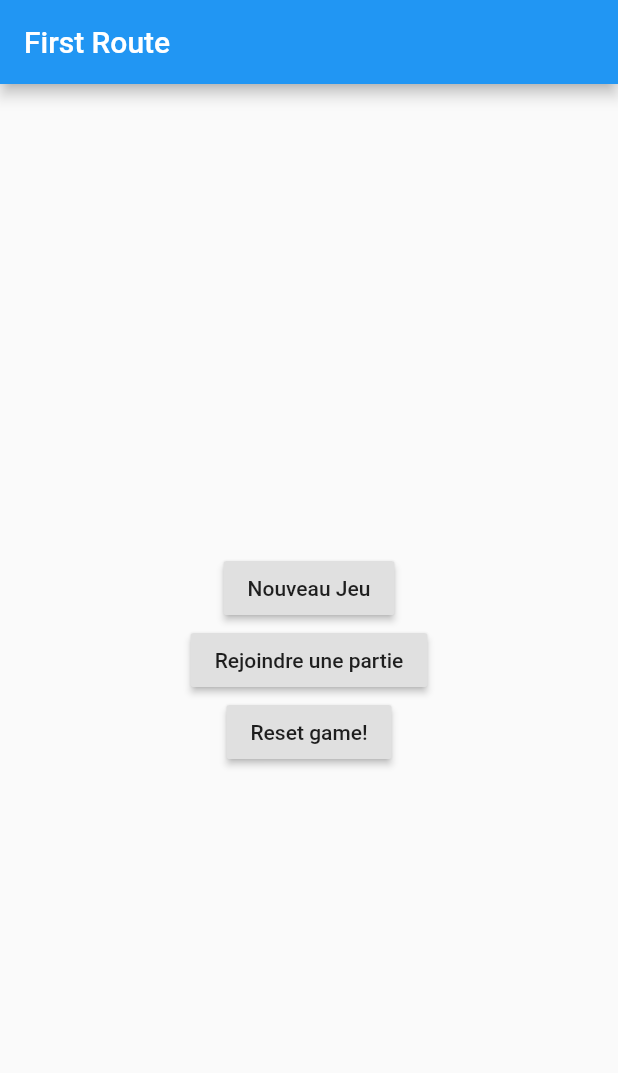
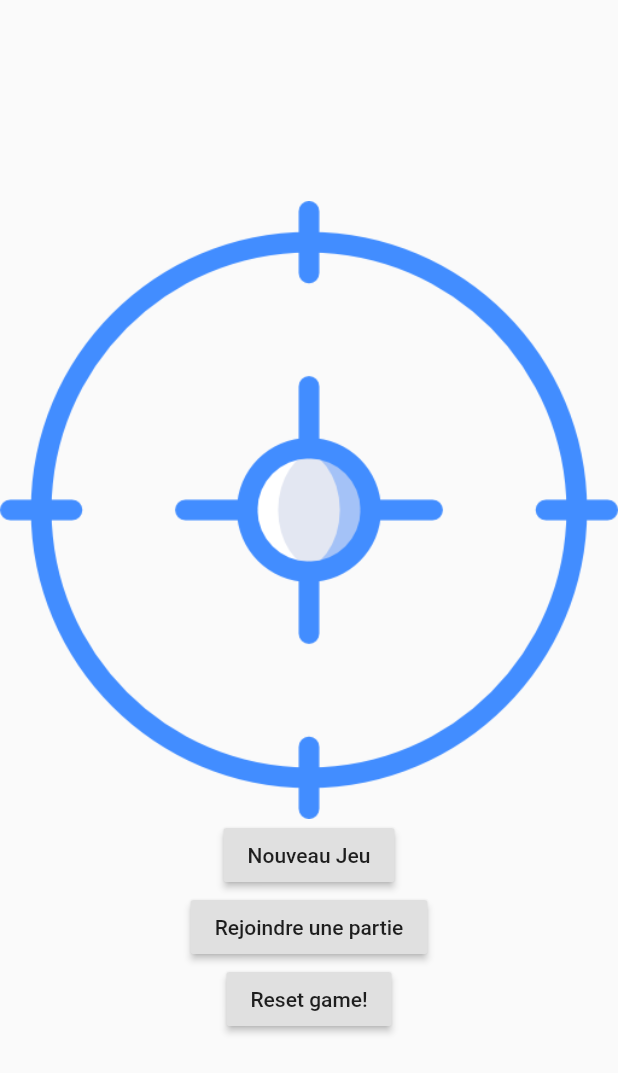
Before and after one commit to devswithnorealgoals/kyller, a Flutter app: the screen it shows after launch, on a phone screen of 412 x 824 dp. Shown: the top 1073 px of the screen. Run offline on Flutter 3.47's test engine with Material 2 defaults, Android fonts, the phone set to English and light mode, and no system bars; our stand-ins replace cloud_firestore, cloud_functions, shared_preferences; missing offline and left inert: random_words; accounts and stored records are empty.

Commit message:
Logic working starting to add design

```diff
--- a/lib/main.dart
+++ b/lib/main.dart
@@ -12,11 +12,9 @@ class MyApp extends StatelessWidget {
   @override
   Widget build(BuildContext context) {
     return MaterialApp(
-      title: 'Flutter Demo',
-      theme: ThemeData(
-        primarySwatch: Colors.lightBlue,
-        primaryColor: Colors.blue
-      ),
+      title: 'Kyller',
+      theme:
+          ThemeData(primarySwatch: Colors.lightBlue, primaryColor: Colors.blue),
       home: Home(),
     );
   }
@@ -24,22 +22,27 @@ class MyApp extends StatelessWidget {
 
 class Home extends StatefulWidget {
   @override
-
   _HomeState createState() => _HomeState();
 }
 
 class _HomeState extends State<Home> {
-
   @override
   Widget build(BuildContext context) {
     return Scaffold(
-      appBar: AppBar(
-        title: Text('First Route'),
-      ),
+      // appBar: AppBar(
+      //   title: Text('First Route'),
+      // ),
       body: Center(
           child: Column(
         mainAxisAlignment: MainAxisAlignment.center,
         children: <Widget>[
+          Image.asset('graphics/target.png'),
+          DecoratedBox(position: DecorationPosition.foreground,
+            decoration: BoxDecoration(
+              image: DecorationImage(
+                  image: AssetImage('graphics/target.png')),
+            ),
+          ),
           RaisedButton(
               child: Text('Nouveau Jeu'),
               onPressed: () {
@@ -54,12 +57,12 @@ class _HomeState extends State<Home> {
               },
               child: FutureBuilder(
                   future: getGameId(),
-                builder: (context, snapshot)  {
+                  builder: (context, snapshot) {
                     var game = snapshot.data;
-                  return game == null ? Text('Rejoindre une partie') : Text('Partie en cours');
-                }
-              )
-            ),
+                    return game == null
+                        ? Text('Rejoindre une partie')
+                        : Text('Partie en cours');
+                  })),
           RaisedButton(
             onPressed: () async {
               var inst = await SharedPreferences.getInstance();
@@ -69,8 +72,7 @@ class _HomeState extends State<Home> {
             child: Text('Reset game!'),
           ),
         ],
-        )
-      ),
+      )),
     );
   }
 }
@@ -89,7 +91,6 @@ void joinGame(BuildContext context) async {
     );
   }
 }
-
 
 class MyHomePage extends StatefulWidget {
   MyHomePage({Key key, this.title}) : super(key: key);
--- a/pubspec.yaml
+++ b/pubspec.yaml
@@ -49,7 +49,8 @@ flutter:
   # assets:
   #  - images/a_dot_burr.jpeg
   #  - images/a_dot_ham.jpeg
-
+  assets:
+    - graphics/target.png
   # An image asset can refer to one or more resolution-specific "variants", see
   # https://flutter.io/assets-and-images/#resolution-aware.
 
```
Also changed, not shown: graphics/target.png (added), pubspec.lock, 1 other file. Lines whose indentation alone changed are shown as unchanged.
